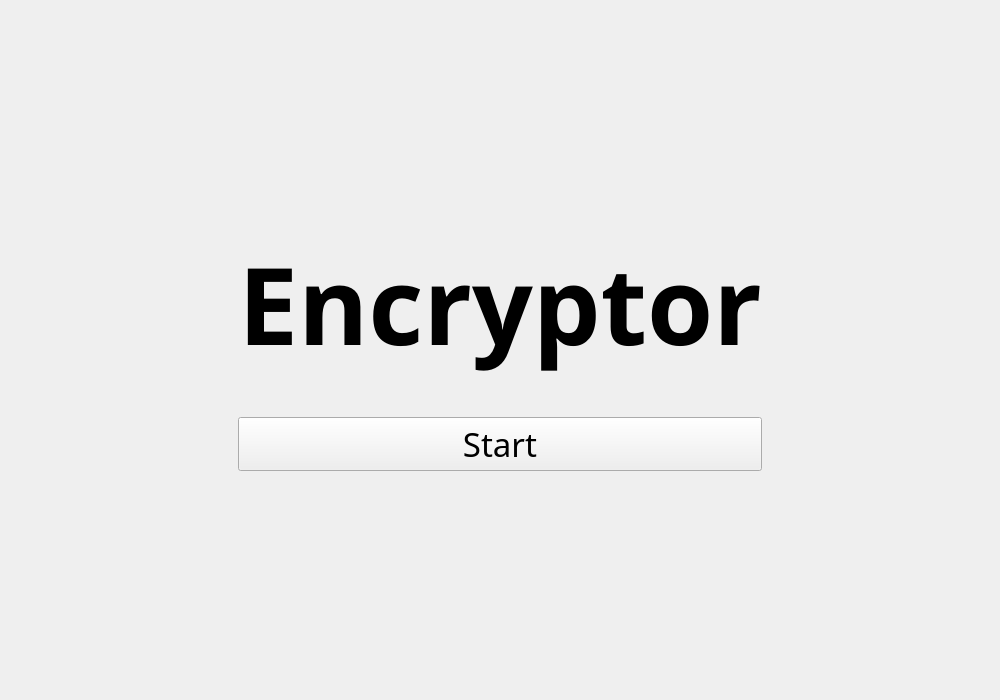
Before: the Qt Designer form mainwindow.ui in dvptl68/EncryptorGUI, drawn with Qt 5.
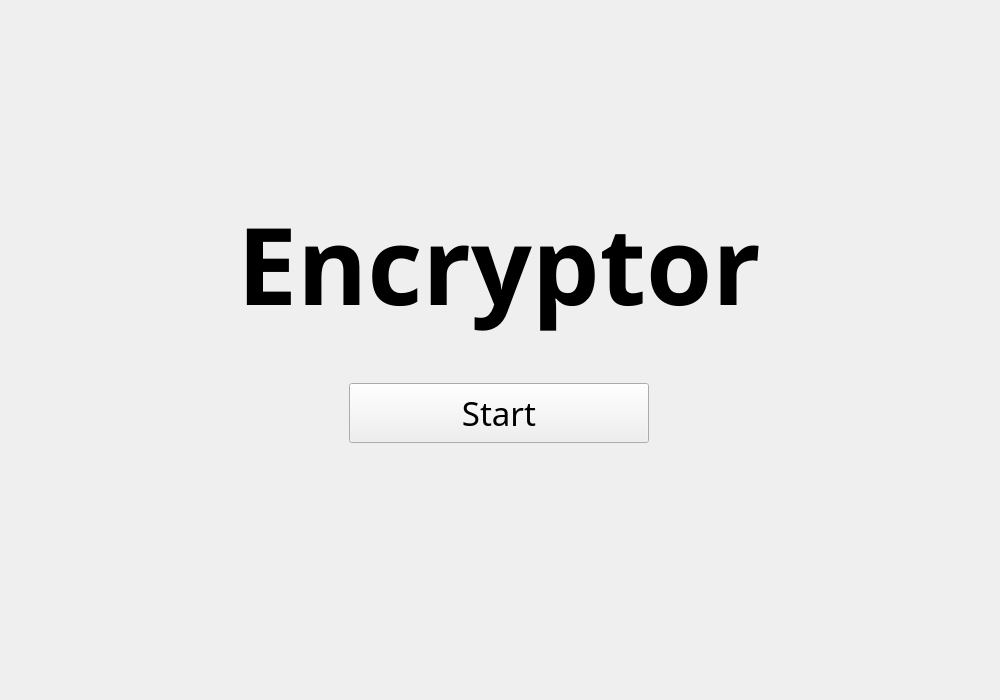
After: the same form once the commit is applied.

Commit message: Fix main layout

Diff of the .ui file:
```diff
--- a/mainwindow.ui
+++ b/mainwindow.ui
@@ -16,12 +16,77 @@
   <widget class="QWidget" name="centralwidget">
    <layout class="QGridLayout" name="gridLayout">
     <item row="0" column="0">
-     <layout class="QGridLayout" name="gridLayout_2">
+     <layout class="QGridLayout" name="pageLayout" columnstretch="100,0,310,100">
       <property name="verticalSpacing">
-       <number>40</number>
+       <number>6</number>
       </property>
-      <item row="1" column="1">
+      <item row="2" column="0">
+       <widget class="QWidget" name="cont7" native="true"/>
+      </item>
+      <item row="3" column="2">
+       <widget class="QWidget" name="cont11" native="true"/>
+      </item>
+      <item row="0" column="2">
+       <widget class="QWidget" name="cont2" native="true"/>
+      </item>
+      <item row="2" column="3">
+       <widget class="QWidget" name="cont9" native="true"/>
+      </item>
+      <item row="3" column="0">
+       <widget class="QWidget" name="cont10" native="true"/>
+      </item>
+      <item row="1" column="3">
+       <widget class="QWidget" name="cont6" native="true"/>
+      </item>
+      <item row="1" column="0">
+       <widget class="QWidget" name="cont4" native="true"/>
+      </item>
+      <item row="0" column="0">
+       <widget class="QWidget" name="cont1" native="true"/>
+      </item>
+      <item row="3" column="3">
+       <widget class="QWidget" name="cont12" native="true"/>
+      </item>
+      <item row="2" column="2">
+       <widget class="QWidget" name="cont8" native="true">
+        <widget class="QPushButton" name="startButton">
+         <property name="geometry">
+          <rect>
+           <x>144</x>
+           <y>30</y>
+           <width>300</width>
+           <height>60</height>
+          </rect>
+         </property>
+         <property name="font">
+          <font>
+           <family>Segoe MDL2 Assets</family>
+           <pointsize>25</pointsize>
+           <weight>50</weight>
+           <italic>false</italic>
+           <bold>false</bold>
+          </font>
+         </property>
+         <property name="text">
+          <string>Start</string>
+         </property>
+        </widget>
+       </widget>
+      </item>
+      <item row="0" column="3">
+       <widget class="QWidget" name="cont3" native="true"/>
+      </item>
+      <item row="1" column="2">
+       <widget class="QWidget" name="cont5" native="true">
        <widget class="QLabel" name="titleLabel">
+         <property name="geometry">
+          <rect>
+           <x>0</x>
+           <y>0</y>
+           <width>588</width>
+           <height>165</height>
+          </rect>
+         </property>
         <property name="sizePolicy">
          <sizepolicy hsizetype="Preferred" vsizetype="Preferred">
           <horstretch>0</horstretch>
@@ -57,75 +122,8 @@
          <set>Qt::AlignCenter</set>
         </property>
        </widget>
-      </item>
-      <item row="2" column="0">
-       <spacer name="horizontalSpacer">
-        <property name="orientation">
-         <enum>Qt::Horizontal</enum>
-        </property>
-        <property name="sizeHint" stdset="0">
-         <size>
-          <width>40</width>
-          <height>20</height>
-         </size>
-        </property>
-       </spacer>
-      </item>
-      <item row="2" column="1">
-       <widget class="QPushButton" name="startButton">
-        <property name="font">
-         <font>
-          <family>Segoe MDL2 Assets</family>
-          <pointsize>25</pointsize>
-          <weight>50</weight>
-          <italic>false</italic>
-          <bold>false</bold>
-         </font>
-        </property>
-        <property name="text">
-         <string>Start</string>
-        </property>
        </widget>
       </item>
-      <item row="0" column="1">
-       <spacer name="verticalSpacer">
-        <property name="orientation">
-         <enum>Qt::Vertical</enum>
-        </property>
-        <property name="sizeHint" stdset="0">
-         <size>
-          <width>20</width>
-          <height>40</height>
-         </size>
-        </property>
-       </spacer>
-      </item>
-      <item row="3" column="1">
-       <spacer name="verticalSpacer_2">
-        <property name="orientation">
-         <enum>Qt::Vertical</enum>
-        </property>
-        <property name="sizeHint" stdset="0">
-         <size>
-          <width>20</width>
-          <height>40</height>
-         </size>
-        </property>
-       </spacer>
-      </item>
-      <item row="2" column="2">
-       <spacer name="horizontalSpacer_2">
-        <property name="orientation">
-         <enum>Qt::Horizontal</enum>
-        </property>
-        <property name="sizeHint" stdset="0">
-         <size>
-          <width>40</width>
-          <height>20</height>
-         </size>
-        </property>
-       </spacer>
-      </item>
      </layout>
     </item>
    </layout>
```
Lines whose indentation alone changed are shown as unchanged. The commit also changes 1 other file.
